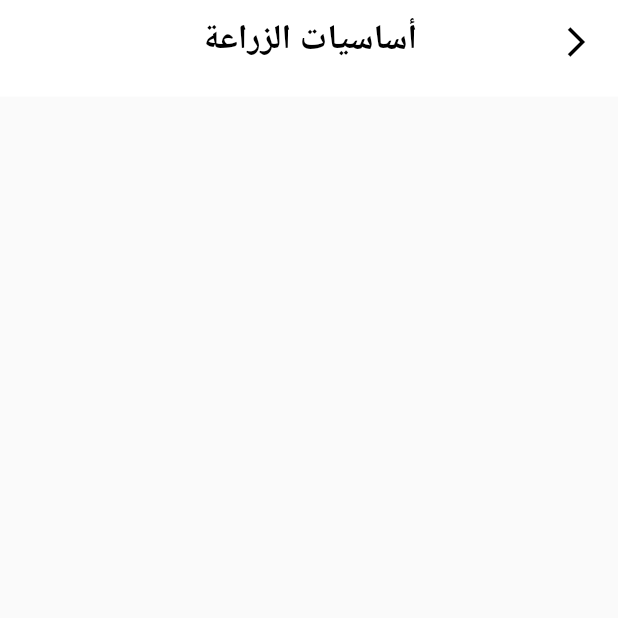
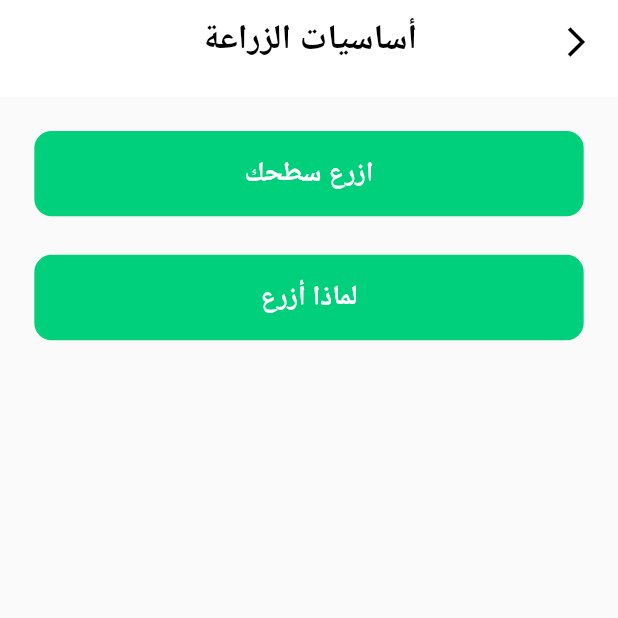
Before and after one commit to MohamedGomaaRadwan/plant, a Flutter app: the FarmingBasics screen opened directly, on a phone screen of 412 x 824 dp, the top half of it. Run offline on Flutter 3.47's test engine with Material 2 defaults, Android fonts, the phone set to English and light mode, and no system bars; drawn by our look-alikes of pull_to_refresh; our stand-ins replace awesome_dialog, bloc, cached_network_image, dio, equatable, flutter_bloc and 8 more; accounts and stored records are empty; Roboto replaces fonts that are missing (Fraunces, Raleway).

Commit message:
plant Guide

```diff
--- a/lib/ui/resources/app_routes.dart
+++ b/lib/ui/resources/app_routes.dart
@@ -20,4 +20,15 @@ class AppRoute {
   static const String farmingBasics = '/farmingBasics';
   static const String compost = '/compost';
   static const String farmingAdvices = '/farmingAdvices';
+
+  static const String whyDoIPlan = '/whyDoIPlan';
+  static const String roofPreparation = '/roofPreparation';
+
+  static const String okra = '/okra';
+  static const String onions = '/onions';
+
+  static const String guava = '/guava';
+  static const String berries = '/berries';
+
+
 }
--- a/lib/ui/resources/app_strings.dart
+++ b/lib/ui/resources/app_strings.dart
@@ -69,6 +69,27 @@ abstract class AppStrings {
   static const String  plantPests="plantPests";
   static const String  plantBenefits="plantBenefits";
 
+  static const String  roofPreparation="roofPreparation";
+  static const String  roofPreparation1="roofPreparation1";
+  static const String  roofPreparation2="roofPreparation2";
+  static const String  roofPreparation3="roofPreparation3";
+  static const String  roofPreparation4="roofPreparation4";
+  static const String  roofPreparation5="roofPreparation5";
+  static const String  roofPreparation6="roofPreparation6";
+  static const String  roofPreparation7="roofPreparation7";
+
+
+  static const String  whyDoIPlan="whyDoIPlan";
+  static const String  whyDoIPlan1="whyDoIPlan1";
+  static const String  whyDoIPlan2="whyDoIPlan2";
+  static const String  whyDoIPlan3="whyDoIPlan3";
+  static const String  whyDoIPlan4="whyDoIPlan4";
+  static const String  whyDoIPlan5="whyDoIPlan5";
+  static const String  whyDoIPlan6="whyDoIPlan6";
+  static const String  whyDoIPlan7="whyDoIPlan7";
+  static const String  whyDoIPlan8="whyDoIPlan8";
+  static const String  whyDoIPlan9="whyDoIPlan9";
+
 
 
 
--- a/lib/ui/screens/plant_guide/farming_basics_screen/farming_basics_screen.dart
+++ b/lib/ui/screens/plant_guide/farming_basics_screen/farming_basics_screen.dart
@@ -18,6 +18,10 @@ class FarmingBasics extends StatelessWidget {
         child: AppPadding(
           child: Column(
             children: [
+              _buildRoofPreparationButton(context),
+              20.heightBox,
+              _buildWhyDoIPlantButton(context),
+              20.heightBox,
 
             ],
           ),
@@ -36,4 +40,19 @@ class FarmingBasics extends StatelessWidget {
     );
   }
 
+  AppButton _buildRoofPreparationButton(context) {
+    return AppButton(
+      translation: AppStrings.roofPreparation,
+      color: AppPalette.primaryColor,
+      onTap: () => pushName(context, AppRoute.roofPreparation),
+    );
+  }
+
+  AppButton _buildWhyDoIPlantButton(context) {
+    return AppButton(
+      translation: AppStrings.whyDoIPlan,
+      color: AppPalette.primaryColor,
+      onTap: () => pushName(context, AppRoute.whyDoIPlan),
+    );
+  }
 }
```
Also changed, not shown: assets/locales/ar.json (+24 -1 lines), assets/locales/en.json (+24 -1 lines), lib/ui/screens/plant_guide/farming_basics_screen/roof_preparation.dart (added, +36 -0 lines).
